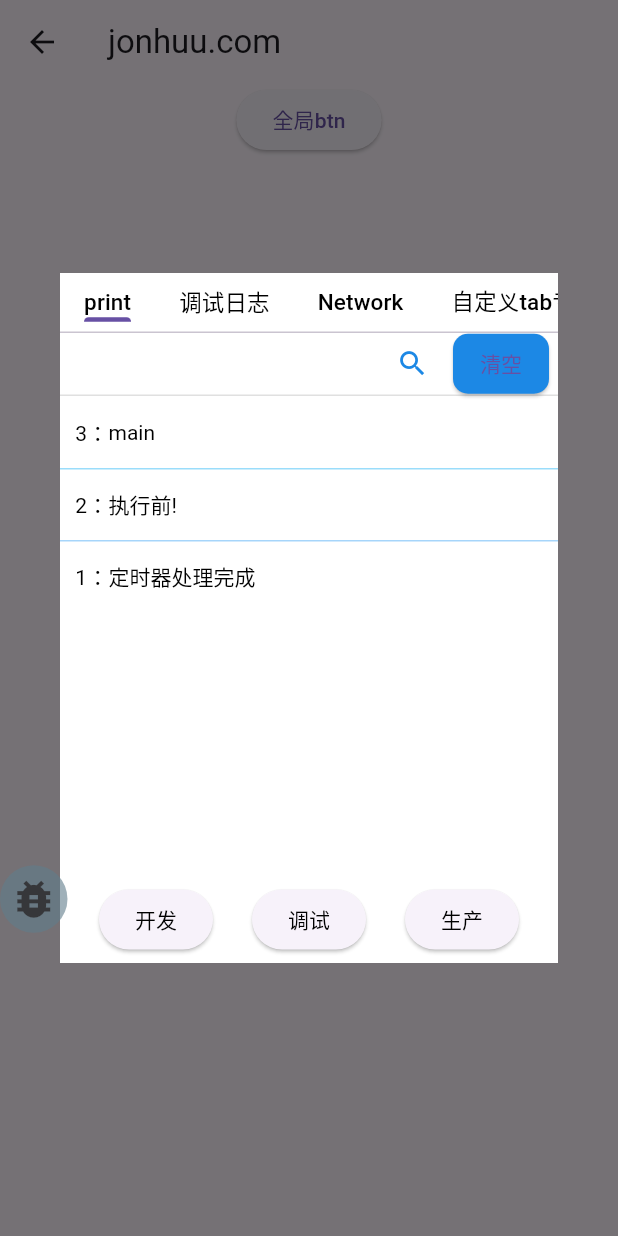
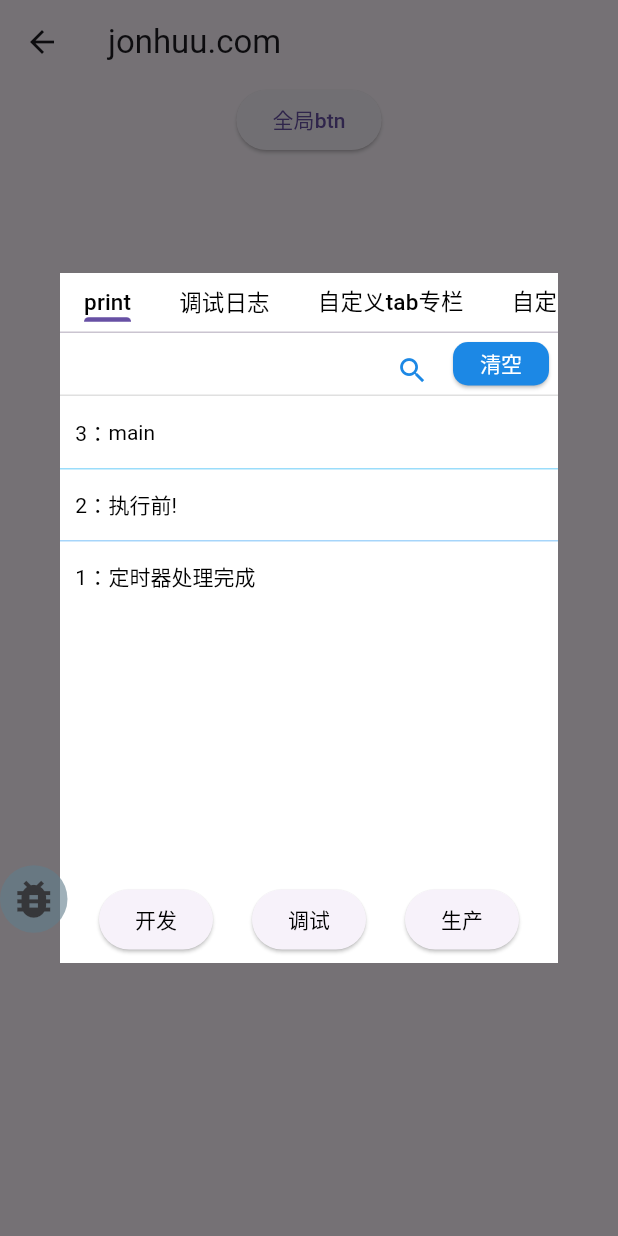
Before and after one commit to tec8297729/jh_debug, a Flutter app: the DetailsPage screen opened by its route, after a tap on "全局btn", after a tap on the "bug report" icon, on a phone screen of 412 x 824 dp. Run offline on Flutter 3.47's test engine with Material 3 defaults, Android fonts, the phone set to English and light mode, and no system bars; our stand-ins replace dio.

Commit message:
feat: 优化tabs

```diff
--- a/example/lib/utils/dio/interceptors/header_interceptor.dart
+++ b/example/lib/utils/dio/interceptors/header_interceptor.dart
@@ -8,8 +8,6 @@ class HeaderInterceptors extends InterceptorsWrapper {
   // 请求拦截
   @override
   onRequest(RequestOptions options, handler) async {
-    options.connectTimeout = const Duration(seconds: 15000);
-    options.baseUrl = AppConfig.host;
     return handler.next(options);
   }
 
--- a/example/lib/utils/request.dart
+++ b/example/lib/utils/request.dart
@@ -9,6 +9,7 @@ import 'dio/interceptors/log_interceptor.dart';
 Dio _initDio() {
   BaseOptions baseOpts = BaseOptions(
     connectTimeout: const Duration(seconds: 50000),
+    baseUrl: AppConfig.host,
     responseType: ResponseType.plain, // 数据类型
     receiveDataWhenStatusError: true,
   );
--- a/lib/components/BaseBtn/BaseBtn.dart
+++ b/lib/components/BaseBtn/BaseBtn.dart
@@ -18,7 +18,7 @@ class BaseBtn extends StatelessWidget {
       height: 26,
       child: ElevatedButton(
         onPressed: onPressed,
-        child: Text(text, style: TextStyle(fontSize: 14)),
+        child: Text(text, style: TextStyle(fontSize: 14, color: Colors.white)),
         style: ButtonStyle(
           backgroundColor: MaterialStateProperty.all(
             const Color(0xFF1C88E5),
--- a/lib/components/JhToast/JhToast.dart
+++ b/lib/components/JhToast/JhToast.dart
@@ -70,7 +70,7 @@ class JhToast {
     _pdHorizontal = pdHorizontal;
     _pdVertical = pdVertical;
     // 获取OverlayState
-    OverlayState overlayState = Overlay.of(context)!;
+    OverlayState overlayState = Overlay.of(context);
     _showing = true;
     if (_overlayEntry == null) {
       // OverlayEntry负责构建布局
--- a/lib/components/LogHeader/LogHeader.dart
+++ b/lib/components/LogHeader/LogHeader.dart
@@ -2,7 +2,6 @@ import 'package:flutter/material.dart';
 import 'package:jh_debug/components/BaseBtn/BaseBtn.dart';
 import 'package:jh_debug/config/jh_config.dart';
 import 'package:jh_debug/jh_debug.dart';
-import 'package:jh_debug/types/index.dart';
 import 'package:jh_debug/utils/logData_utls.dart';
 import 'package:jh_debug/utils/utls.dart';
 
@@ -70,7 +69,8 @@ class _LogHeaderState extends State<LogHeader> {
     return Container(
       alignment: Alignment.center,
       height: inputHeight,
-      padding: EdgeInsets.only(right: 6),
+      // margin: EdgeInsets.only(top: 6),
+      padding: EdgeInsets.only(right: 6, bottom: 6, top: 6),
       decoration: BoxDecoration(
         // 分割线
         border: Border(
@@ -82,7 +82,7 @@ class _LogHeaderState extends State<LogHeader> {
         index: searchStatus == SearchStatus.show ? 1 : 0, // 层级
         children: <Widget>[
           widget.logType == LogType.print ? _printBtnBase() : _debugBtnBase(),
-          searchBoxW(), // 搜索条1
+          searchBoxW(), // 搜索条
         ],
       ),
     );
@@ -91,6 +91,8 @@ class _LogHeaderState extends State<LogHeader> {
   // print头基础按钮
   Widget _printBtnBase() {
     return Row(
+      mainAxisAlignment: MainAxisAlignment.end,
+      crossAxisAlignment: CrossAxisAlignment.center,
       children: <Widget>[
         Expanded(flex: 1, child: Text('')),
         searchBtnW(),
@@ -103,6 +105,7 @@ class _LogHeaderState extends State<LogHeader> {
   Widget _debugBtnBase() {
     return Row(
       mainAxisAlignment: MainAxisAlignment.end,
+      crossAxisAlignment: CrossAxisAlignment.center,
       children: <Widget>[
         searchBtnW(),
         BaseBtn(
@@ -123,7 +126,9 @@ class _LogHeaderState extends State<LogHeader> {
   // 组合搜索icon按钮
   Widget searchBtnW() {
     return Container(
-      margin: EdgeInsets.only(right: 3),
+      padding: EdgeInsets.only(right: 3, bottom: 0),
+      height: inputHeight,
+      alignment: Alignment.topCenter,
       child: IconButton(
         icon: Icon(Icons.search),
         iconSize: 22,
@@ -160,6 +165,8 @@ class _LogHeaderState extends State<LogHeader> {
     return Container(
       height: inputHeight,
       child: Row(
+        mainAxisAlignment: MainAxisAlignment.center,
+        crossAxisAlignment: CrossAxisAlignment.center,
         children: [
           IconButton(
             icon: Icon(Icons.arrow_back_ios_outlined),
@@ -168,8 +175,8 @@ class _LogHeaderState extends State<LogHeader> {
             onPressed: goBackHeader,
             tooltip: '回退',
           ),
-          Expanded(
-            flex: 1,
+          Flexible(
+            // flex: 1,
             child: searchInput(),
           ),
           // 右侧清空icon
@@ -231,6 +238,7 @@ class _LogHeaderState extends State<LogHeader> {
           hintText: '输入搜索关键字',
           hintStyle: TextStyle(color: Colors.black38),
           border: InputBorder.none,
+          contentPadding: EdgeInsets.only(bottom: 10), // 设置内边距为零
         ),
       ),
     );
--- a/lib/index.dart
+++ b/lib/index.dart
@@ -205,6 +205,7 @@ class JhDebug {
   }) {
     try {
       if (!_judegInit()) return;
+      // ignore: unnecessary_null_comparison
       if (Overlay.of(_context) == null) {
         throw Exception(
             '${JhConstants.ERROR_TIPS_PREFIX}init方法中的context参数非法，请不要在MaterialApp组件中init初始化');
@@ -224,7 +225,7 @@ class JhDebug {
         },
       );
 
-      Overlay.of(_context)?.insert(_overlayEntry);
+      Overlay.of(_context).insert(_overlayEntry);
       _overlayCode = _overlayEntry.hashCode;
     } catch (e) {
       throw Exception(
--- a/lib/page/TabsWrap/TabsWrap.dart
+++ b/lib/page/TabsWrap/TabsWrap.dart
@@ -1,12 +1,9 @@
-import 'dart:async';
-
 import 'package:flutter/material.dart';
 import 'package:jh_debug/components/BottomWrap/BottomWrap.dart';
 import 'package:jh_debug/config/jh_config.dart';
 import 'package:jh_debug/types/index.dart' show CustomTabItem, LogType;
 import 'package:jh_debug/utils/logData_utls.dart';
 import 'components/DebugTab/DebugTab.dart';
-import 'components/NetworkTab/index.dart';
 import 'components/PrintTab/PrintTab.dart';
 
 /// 弹层组件
@@ -90,7 +87,7 @@ class _TabsWrapState extends State<TabsWrap>
       // debug日志
       CustomTabItem(title: '调试日志', widget: _logListStream(LogType.debug)),
       // 网络监听
-      CustomTabItem(title: 'Network', widget: NetwrorkTab())
+      // CustomTabItem(title: 'Network', widget: NetwrorkTab())
     ];
 
     widget.customTabs?.forEach((customTabItem) {
--- a/lib/page/TabsWrap/components/DebugTab/DebugTab.dart
+++ b/lib/page/TabsWrap/components/DebugTab/DebugTab.dart
@@ -3,7 +3,6 @@ import 'package:jh_debug/components/BaseLogContext/BaseLogContext.dart';
 import 'package:jh_debug/components/LogHeader/LogHeader.dart';
 import 'package:jh_debug/components/SearchItem/SearchItem.dart';
 import 'package:jh_debug/components/logItem/logItem.dart';
-import 'package:jh_debug/types/index.dart';
 import 'package:jh_debug/utils/logData_utls.dart';
 import 'package:jh_debug/utils/utls.dart';
 import 'package:jh_debug/jh_debug.dart';
--- a/pubspec.yaml
+++ b/pubspec.yaml
@@ -4,7 +4,7 @@
 homepage: https://github.com/tec8297729/jh_debug
 
 environment:
-  sdk: ">=2.12.0 <3.0.0"
+  sdk: ">=2.12.0 <4.0.0"
 
 dependencies:
   flutter:
```
Also changed, not shown: example/lib/services/api.dart (+4 -4 lines), 2 other files.
